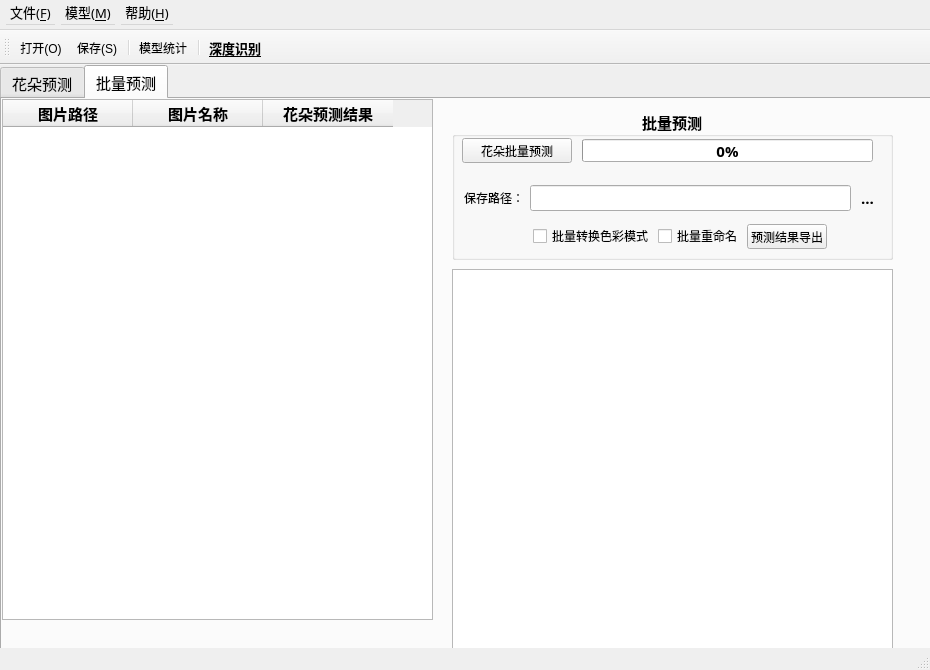
Qt form MainWindowFlower.ui (Rvioleck/FlowerClassification) before a commit.
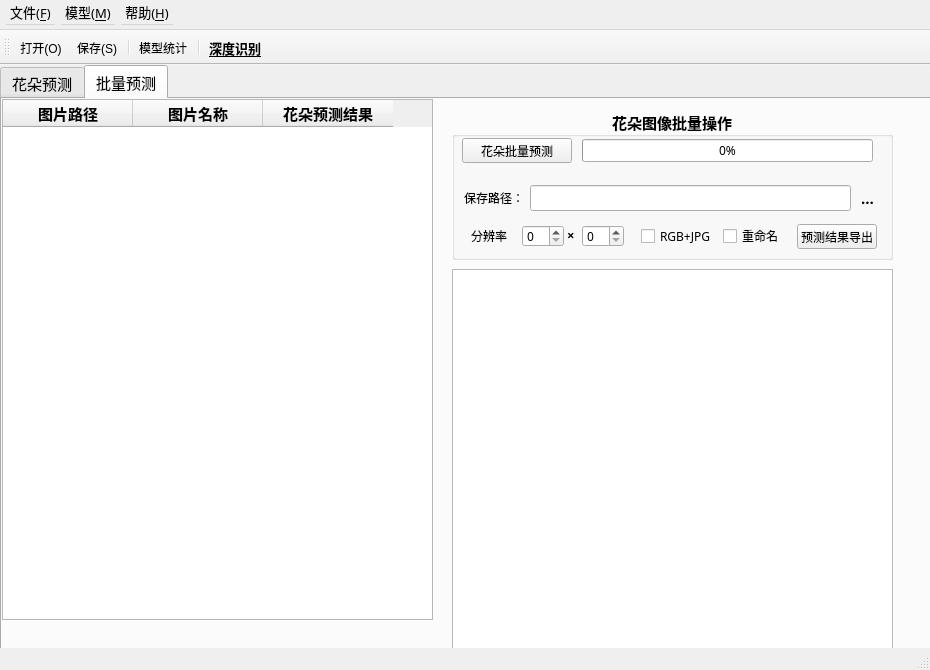
The same form after that commit. The open tabs and pages were chosen to show the change. Icons and pictures are not drawn. Custom widgets are drawn as their Qt base class.

```diff
--- a/MainWindowFlower.ui
+++ b/MainWindowFlower.ui
@@ -1157,7 +1157,7 @@
        </font>
       </property>
       <property name="title">
-       <string>批量预测</string>
+       <string>花朵图像批量操作</string>
       </property>
       <property name="alignment">
        <set>Qt::AlignCenter</set>
@@ -1228,6 +1228,13 @@
          <height>23</height>
         </rect>
        </property>
+       <property name="font">
+        <font>
+         <family>微软雅黑</family>
+         <pointsize>9</pointsize>
+         <bold>false</bold>
+        </font>
+       </property>
        <property name="value">
         <number>0</number>
        </property>
@@ -1300,7 +1307,7 @@
       <widget class="QPushButton" name="batchExportButton">
        <property name="geometry">
         <rect>
-         <x>295</x>
+         <x>345</x>
          <y>115</y>
          <width>80</width>
          <height>25</height>
@@ -1353,9 +1360,9 @@
       <widget class="QCheckBox" name="convertModeCheckBox">
        <property name="geometry">
         <rect>
-         <x>81</x>
+         <x>189</x>
          <y>117</y>
-         <width>119</width>
+         <width>81</width>
          <height>20</height>
         </rect>
        </property>
@@ -1370,15 +1377,15 @@
         <string>&lt;html&gt;&lt;head/&gt;&lt;body&gt;&lt;p&gt;将图片转换为&lt;span style=&quot; font-weight:700; color:#ff0000;&quot;&gt;R&lt;/span&gt;&lt;span style=&quot; font-weight:700; color:#00ff00;&quot;&gt;G&lt;/span&gt;&lt;span style=&quot; font-weight:700; color:#0000ff;&quot;&gt;B&lt;/span&gt;&lt;span style=&quot; color:#000000;&quot;&gt;色彩模式&lt;/span&gt;&lt;/p&gt;&lt;/body&gt;&lt;/html&gt;</string>
        </property>
        <property name="text">
-        <string>批量转换色彩模式</string>
+        <string>RGB+JPG</string>
        </property>
       </widget>
       <widget class="QCheckBox" name="batchRenameCheckBox">
        <property name="geometry">
         <rect>
-         <x>206</x>
+         <x>271</x>
          <y>117</y>
-         <width>83</width>
+         <width>61</width>
          <height>20</height>
         </rect>
        </property>
@@ -1393,7 +1400,93 @@
         <string>以预测的分类结果命名：sunflower.jpg</string>
        </property>
        <property name="text">
-        <string>批量重命名</string>
+        <string>重命名</string>
+       </property>
+      </widget>
+      <widget class="QSpinBox" name="spinBox_width_2">
+       <property name="geometry">
+        <rect>
+         <x>70</x>
+         <y>116</y>
+         <width>42</width>
+         <height>22</height>
+        </rect>
+       </property>
+       <property name="font">
+        <font>
+         <family>微软雅黑</family>
+         <pointsize>9</pointsize>
+         <bold>false</bold>
+        </font>
+       </property>
+       <property name="acceptDrops">
+        <bool>true</bool>
+       </property>
+       <property name="maximum">
+        <number>1000</number>
+       </property>
+      </widget>
+      <widget class="QLabel" name="label_res_2">
+       <property name="geometry">
+        <rect>
+         <x>19</x>
+         <y>119</y>
+         <width>41</width>
+         <height>16</height>
+        </rect>
+       </property>
+       <property name="font">
+        <font>
+         <family>微软雅黑</family>
+         <pointsize>9</pointsize>
+         <bold>false</bold>
+        </font>
+       </property>
+       <property name="text">
+        <string>分辨率：</string>
+       </property>
+      </widget>
+      <widget class="QLabel" name="label_9">
+       <property name="geometry">
+        <rect>
+         <x>115</x>
+         <y>118</y>
+         <width>16</width>
+         <height>16</height>
+        </rect>
+       </property>
+       <property name="font">
+        <font>
+         <family>微软雅黑</family>
+         <pointsize>10</pointsize>
+         <bold>true</bold>
+        </font>
+       </property>
+       <property name="text">
+        <string>×</string>
+       </property>
+      </widget>
+      <widget class="QSpinBox" name="spinBox_height_2">
+       <property name="geometry">
+        <rect>
+         <x>130</x>
+         <y>116</y>
+         <width>42</width>
+         <height>22</height>
+        </rect>
+       </property>
+       <property name="font">
+        <font>
+         <family>微软雅黑</family>
+         <pointsize>9</pointsize>
+         <bold>false</bold>
+        </font>
+       </property>
+       <property name="acceptDrops">
+        <bool>true</bool>
+       </property>
+       <property name="maximum">
+        <number>1000</number>
        </property>
       </widget>
      </widget>
```
Left out of the diff: 105 changed lines with no effect on the pictures.
